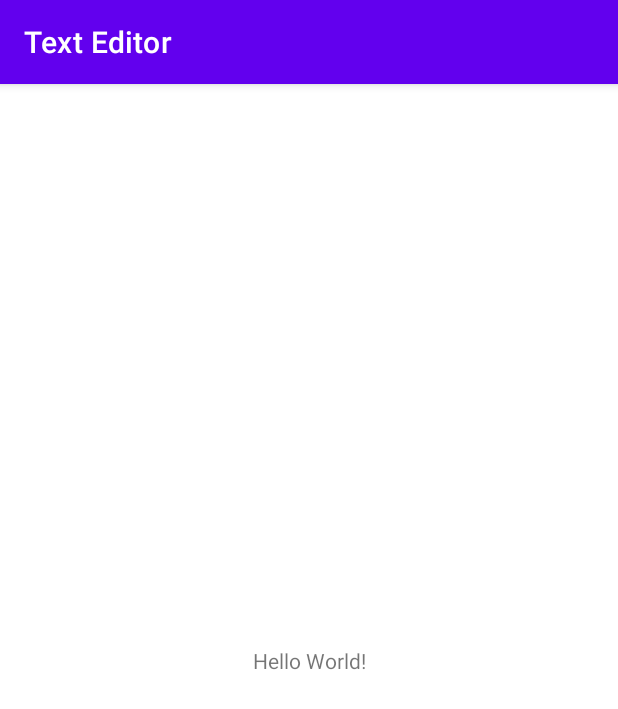
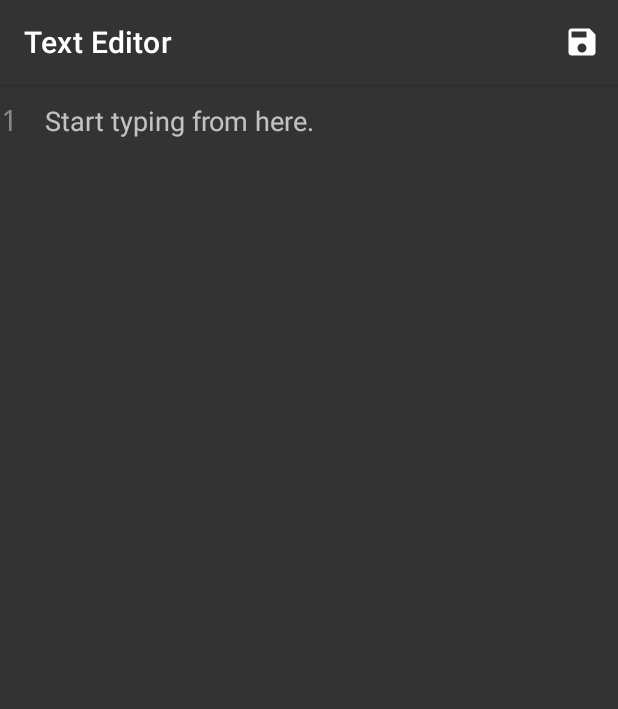
Before and after one commit to CodeHunterDev/EditorX, an Android app: the screen it shows after launch (MainActivity), on a phone screen of 412 x 824 dp. Shown: the top 709 px of the screen. Run offline under Robolectric (Android 15) with nearby library versions, the phone set to English and light mode, and no system bars.

Commit message:
line counting edit text added

```diff
--- a/app/build.gradle
+++ b/app/build.gradle
@@ -33,6 +33,8 @@ dependencies {
     implementation 'androidx.appcompat:appcompat:1.3.0'
     implementation 'com.google.android.material:material:1.4.0'
     implementation 'androidx.constraintlayout:constraintlayout:2.0.4'
+    implementation 'org.jetbrains:annotations:15.0'
+    implementation 'org.jetbrains:annotations:15.0'
     testImplementation 'junit:junit:4.+'
     androidTestImplementation 'androidx.test.ext:junit:1.1.3'
     androidTestImplementation 'androidx.test.espresso:espresso-core:3.4.0'
--- a/app/src/main/AndroidManifest.xml
+++ b/app/src/main/AndroidManifest.xml
@@ -2,7 +2,12 @@
 <manifest xmlns:android="http://schemas.android.com/apk/res/android"
     package="com.builders.texteditor">
 
+    <uses-permission android:name="android.permission.READ_EXTERNAL_STORAGE" />
+    <uses-permission android:name="android.permission.WRITE_EXTERNAL_STORAGE" />
+
     <application
+        android:requestLegacyExternalStorage="true"
+        android:name=".AppController"
         android:allowBackup="true"
         android:icon="@mipmap/ic_launcher"
         android:label="@string/app_name"
--- /dev/null
+++ b/app/src/main/java/com/builders/texteditor/AppController.java
@@ -0,0 +1,20 @@
+package com.builders.texteditor;
+
+import android.app.Application;
+import android.content.Context;
+import android.widget.Toast;
+
+public class AppController extends Application {
+    public static Context context;
+
+    @Override
+    public void onCreate() {
+        super.onCreate();
+        context = this;
+    }
+
+    public static void showToast(String msg) {
+        Toast.makeText(context, msg, Toast.LENGTH_SHORT).show();
+    }
+
+}
--- a/app/src/main/java/com/builders/texteditor/MainActivity.java
+++ b/app/src/main/java/com/builders/texteditor/MainActivity.java
@@ -1,14 +1,80 @@
 package com.builders.texteditor;
 
+import androidx.annotation.NonNull;
 import androidx.appcompat.app.AppCompatActivity;
 
+import android.Manifest;
+import android.content.pm.PackageManager;
 import android.os.Bundle;
+import android.view.Menu;
+import android.view.MenuItem;
+
+import com.builders.texteditor.customes.LineEditText;
+import com.builders.texteditor.utils.FileUtils;
 
 public class MainActivity extends AppCompatActivity {
+
+    int STORAGE_CODE = 1000;
+    LineEditText fileEditText;
 
     @Override
     protected void onCreate(Bundle savedInstanceState) {
         super.onCreate(savedInstanceState);
         setContentView(R.layout.activity_main);
+        checkPermission();
+        initViews();
+    }
+
+    private void initViews() {
+        fileEditText = findViewById(R.id.file_edit_text);
+    }
+
+    private void checkPermission() {
+        if (!isPermissionAvailable()) {
+            String permission[] = {Manifest.permission.WRITE_EXTERNAL_STORAGE, Manifest.permission.READ_EXTERNAL_STORAGE};
+            requestPermissions(permission, STORAGE_CODE);
+        }
+    }
+
+    private boolean isPermissionAvailable() {
+        boolean isAvailable = true;
+        if (!(checkSelfPermission(Manifest.permission.WRITE_EXTERNAL_STORAGE) == PackageManager.PERMISSION_GRANTED))
+            isAvailable = false;
+        if (!(checkSelfPermission(Manifest.permission.READ_EXTERNAL_STORAGE) == PackageManager.PERMISSION_GRANTED))
+            isAvailable = false;
+        return isAvailable;
+    }
+
+    @Override
+    public void onRequestPermissionsResult(int requestCode, @NonNull @org.jetbrains.annotations.NotNull String[] permissions, @NonNull @org.jetbrains.annotations.NotNull int[] grantResults) {
+        super.onRequestPermissionsResult(requestCode, permissions, grantResults);
+        if (requestCode == STORAGE_CODE) {
+            if (!isPermissionAvailable()) {
+                AppController.showToast(getResources().getString(R.string.access_denied));
+                finish();
+            }
+        }
+    }
+
+    @Override
+    public boolean onCreateOptionsMenu(Menu menu) {
+        getMenuInflater().inflate(R.menu.action_menu, menu);
+        return true;
+    }
+
+    @Override
+    public boolean onOptionsItemSelected(@NonNull MenuItem item) {
+        switch (item.getItemId()) {
+            case R.id.file_save: {
+                saveFile();
+            }
+            break;
+        }
+        return true;
+    }
+
+    private void saveFile() {
+        FileUtils.setFileValue("/storage/emulated/0/Download/Testing.html", fileEditText.getText().toString());
+        AppController.showToast("File Saved");
     }
 }
--- /dev/null
+++ b/app/src/main/java/com/builders/texteditor/customes/LineEditText.java
@@ -0,0 +1,77 @@
+package com.builders.texteditor.customes;
+
+import android.content.Context;
+import android.graphics.Canvas;
+import android.graphics.Color;
+import android.graphics.Paint;
+import android.graphics.Rect;
+import android.graphics.Typeface;
+import android.util.AttributeSet;
+
+import androidx.appcompat.widget.AppCompatEditText;
+
+public class LineEditText extends AppCompatEditText {
+
+    private final Context context;
+    private Rect rect;
+    private Paint paint;
+
+    public LineEditText(Context context) {
+        super(context);
+        this.context = context;
+        init();
+    }
+
+    public LineEditText(Context context, AttributeSet attrs) {
+        super(context, attrs);
+        this.context = context;
+        init();
+    }
+
+    public LineEditText(Context context, AttributeSet attrs, int defStyle) {
+        super(context, attrs, defStyle);
+        this.context = context;
+        init();
+    }
+
+    private void init() {
+        rect = new Rect();
+        paint = new Paint(Paint.ANTI_ALIAS_FLAG);
+        paint.setStyle(Paint.Style.FILL);
+        paint.setColor(Color.GRAY);
+        paint.setTextSize(30);
+        paint.setTypeface(Typeface.MONOSPACE);
+    }
+
+
+    @Override
+    protected void onDraw(Canvas canvas) {
+
+        int baseline;
+        int lineCount = getLineCount();
+        int lineNumber = 1;
+
+        for (int i = 0; i < lineCount; ++i) {
+            baseline = getLineBounds(i, null);
+            if (i == 0) {
+                canvas.drawText("" + lineNumber, rect.left, baseline, paint);
+                ++lineNumber;
+            } else if (getText().charAt(getLayout().getLineStart(i) - 1) == '\n') {
+                canvas.drawText("" + lineNumber, rect.left, baseline, paint);
+                ++lineNumber;
+            }
+        }
+
+        if (lineCount < 100) {
+            setPadding(45, getPaddingTop(), getPaddingRight(), getPaddingBottom());
+        } else if (lineCount > 99 && lineCount < 1000) {
+            setPadding(63, getPaddingTop(), getPaddingRight(), getPaddingBottom());
+        } else if (lineCount > 999 && lineCount < 10000) {
+            setPadding(73, getPaddingTop(), getPaddingRight(), getPaddingBottom());
+        } else if (lineCount > 9999 && lineCount < 100000) {
+            setPadding(83, getPaddingTop(), getPaddingRight(), getPaddingBottom());
+        }
+
+        super.onDraw(canvas);
+    }
+}
--- /dev/null
+++ b/app/src/main/res/drawable/ic_save.xml
@@ -0,0 +1,10 @@
+<vector xmlns:android="http://schemas.android.com/apk/res/android"
+    android:width="24dp"
+    android:height="24dp"
+    android:viewportWidth="24"
+    android:viewportHeight="24"
+    android:tint="?attr/colorControlNormal">
+  <path
+      android:fillColor="@android:color/white"
+      android:pathData="M17,3L5,3c-1.11,0 -2,0.9 -2,2v14c0,1.1 0.89,2 2,2h14c1.1,0 2,-0.9 2,-2L21,7l-4,-4zM12,19c-1.66,0 -3,-1.34 -3,-3s1.34,-3 3,-3 3,1.34 3,3 -1.34,3 -3,3zM15,9L5,9L5,5h10v4z"/>
+</vector>
--- a/app/src/main/res/layout/activity_main.xml
+++ b/app/src/main/res/layout/activity_main.xml
@@ -4,15 +4,23 @@
     xmlns:tools="http://schemas.android.com/tools"
     android:layout_width="match_parent"
     android:layout_height="match_parent"
+    android:background="@color/purple_200"
     tools:context=".MainActivity">
 
-    <TextView
-        android:layout_width="wrap_content"
-        android:layout_height="wrap_content"
-        android:text="Hello World!"
+
+    <com.builders.texteditor.customes.LineEditText
+        android:id="@+id/file_edit_text"
+        android:layout_width="match_parent"
+        android:layout_height="match_parent"
+        android:background="@android:color/transparent"
+        android:gravity="start"
+        android:hint="Start typing from here."
+        android:padding="12dp"
+        android:textColor="@android:color/white"
+        android:textColorHint="#B3FFFFFF"
         app:layout_constraintBottom_toBottomOf="parent"
-        app:layout_constraintLeft_toLeftOf="parent"
-        app:layout_constraintRight_toRightOf="parent"
+        app:layout_constraintEnd_toEndOf="parent"
+        app:layout_constraintStart_toStartOf="parent"
         app:layout_constraintTop_toTopOf="parent" />
 
 </androidx.constraintlayout.widget.ConstraintLayout>
--- /dev/null
+++ b/app/src/main/res/menu/action_menu.xml
@@ -0,0 +1,12 @@
+<?xml version="1.0" encoding="utf-8"?>
+<menu xmlns:android="http://schemas.android.com/apk/res/android"
+    xmlns:app="http://schemas.android.com/apk/res-auto">
+
+    <item
+        android:id="@+id/file_save"
+        android:icon="@drawable/ic_save"
+        android:iconTint="@color/gray_white"
+        android:title="save"
+        app:showAsAction="always" />
+
+</menu>
--- a/app/src/main/res/values/colors.xml
+++ b/app/src/main/res/values/colors.xml
@@ -1,10 +1,11 @@
 <?xml version="1.0" encoding="utf-8"?>
 <resources>
-    <color name="purple_200">#FFBB86FC</color>
-    <color name="purple_500">#FF6200EE</color>
-    <color name="purple_700">#FF3700B3</color>
+    <color name="purple_200">#333333</color>
+    <color name="purple_500">#333333</color>
+    <color name="purple_700">#333333</color>
     <color name="teal_200">#FF03DAC5</color>
     <color name="teal_700">#FF018786</color>
     <color name="black">#FF000000</color>
     <color name="white">#FFFFFFFF</color>
+    <color name="gray_white">#B3FFFFFF</color>
 </resources>
--- a/app/src/main/res/values/strings.xml
+++ b/app/src/main/res/values/strings.xml
@@ -1,3 +1,4 @@
 <resources>
     <string name="app_name">Text Editor</string>
+    <string name="access_denied">You can not use this app without storage permission</string>
 </resources>
```
Also changed, not shown: app/src/main/java/com/builders/texteditor/utils/FileUtils.java (added, +66 -0 lines).
